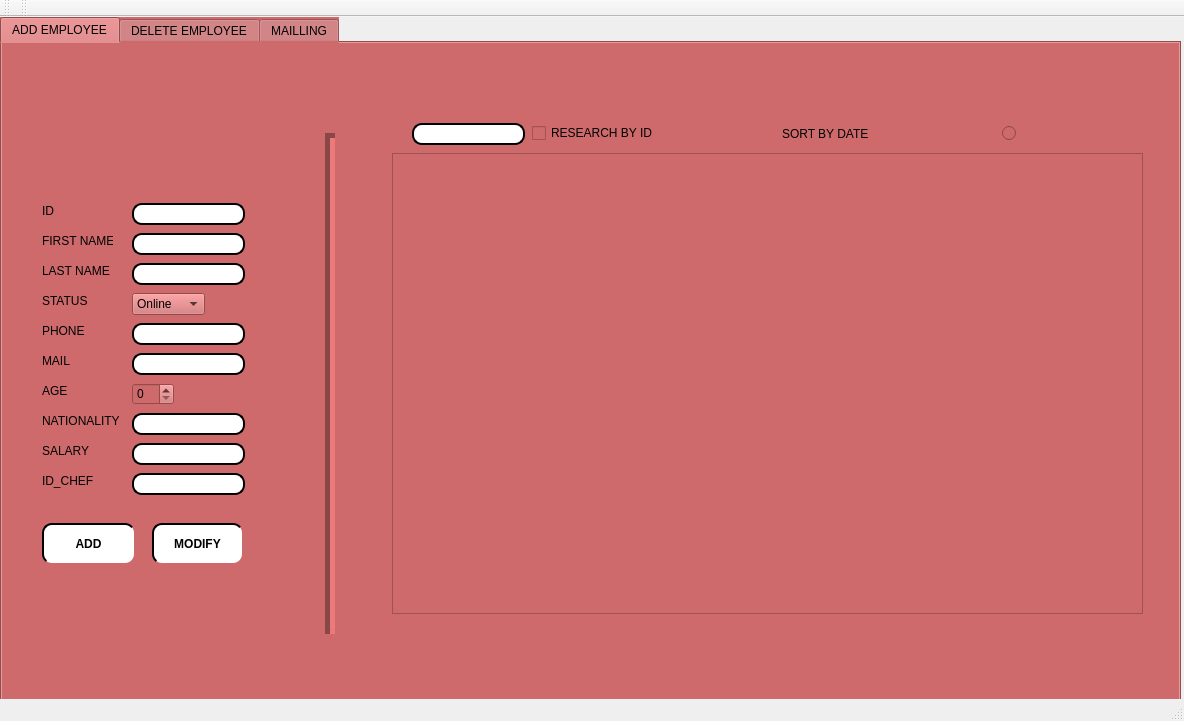
First picture: the form in mainwindow.ui, repository nessimayadi12/Smart_Business_Agency, before the edit.
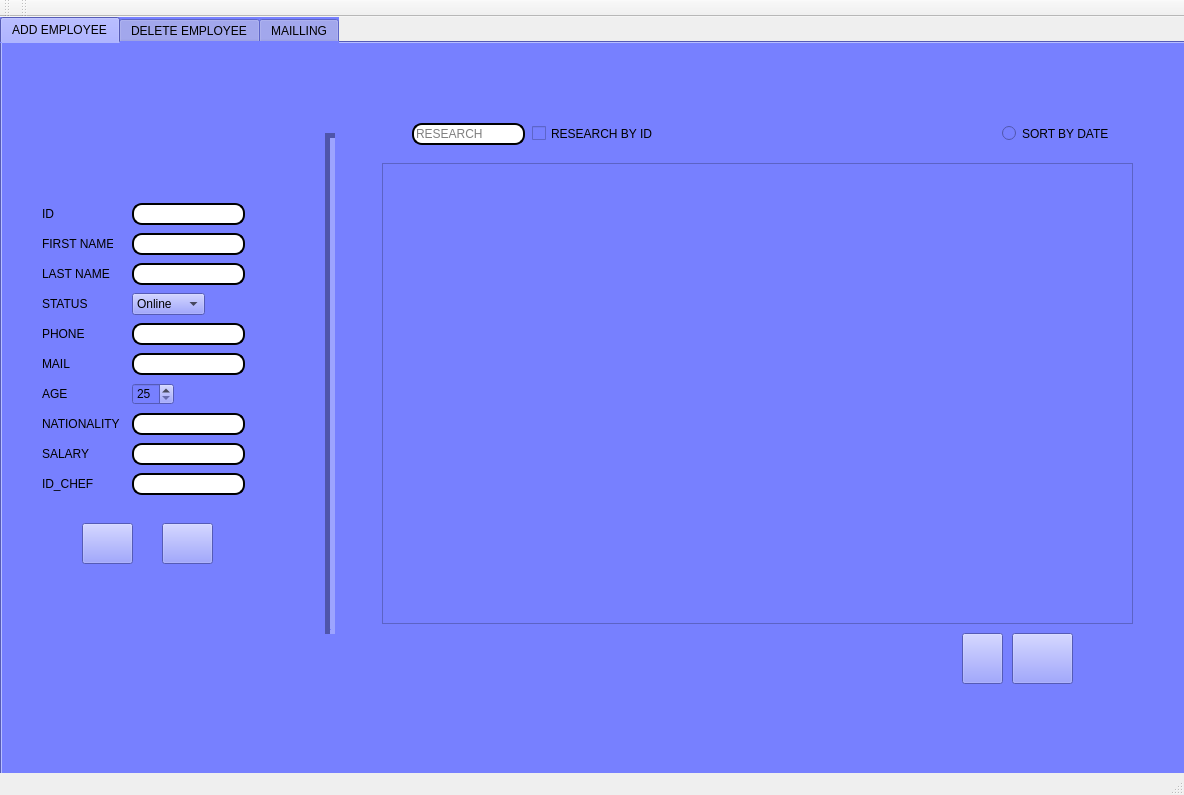
Second picture: the form after the edit. The open tabs and pages were chosen to show the change. Icons and pictures are not drawn.

```diff
--- a/mainwindow.ui
+++ b/mainwindow.ui
@@ -7,7 +7,7 @@
     <x>0</x>
     <y>0</y>
     <width>1184</width>
-    <height>721</height>
+    <height>795</height>
    </rect>
   </property>
   <property name="windowTitle">
@@ -19,8 +19,8 @@
      <rect>
       <x>0</x>
       <y>0</y>
-      <width>1181</width>
-      <height>741</height>
+      <width>1201</width>
+      <height>771</height>
      </rect>
     </property>
     <property name="palette">
@@ -38,9 +38,9 @@
        <colorrole role="Button">
         <brush brushstyle="SolidPattern">
          <color alpha="255">
-          <red>206</red>
-          <green>106</green>
-          <blue>107</blue>
+          <red>119</red>
+          <green>128</green>
+          <blue>255</blue>
          </color>
         </brush>
        </colorrole>
@@ -110,18 +110,18 @@
        <colorrole role="Base">
         <brush brushstyle="SolidPattern">
          <color alpha="255">
-          <red>206</red>
-          <green>106</green>
-          <blue>107</blue>
+          <red>119</red>
+          <green>128</green>
+          <blue>255</blue>
          </color>
         </brush>
        </colorrole>
        <colorrole role="Window">
         <brush brushstyle="SolidPattern">
          <color alpha="255">
-          <red>206</red>
-          <green>106</green>
-          <blue>107</blue>
+          <red>119</red>
+          <green>128</green>
+          <blue>255</blue>
          </color>
         </brush>
        </colorrole>
@@ -184,9 +184,9 @@
        <colorrole role="Button">
         <brush brushstyle="SolidPattern">
          <color alpha="255">
-          <red>206</red>
-          <green>106</green>
-          <blue>107</blue>
+          <red>119</red>
+          <green>128</green>
+          <blue>255</blue>
          </color>
         </brush>
        </colorrole>
@@ -256,18 +256,18 @@
        <colorrole role="Base">
         <brush brushstyle="SolidPattern">
          <color alpha="255">
-          <red>206</red>
-          <green>106</green>
-          <blue>107</blue>
+          <red>119</red>
+          <green>128</green>
+          <blue>255</blue>
          </color>
         </brush>
        </colorrole>
        <colorrole role="Window">
         <brush brushstyle="SolidPattern">
          <color alpha="255">
-          <red>206</red>
-          <green>106</green>
-          <blue>107</blue>
+          <red>119</red>
+          <green>128</green>
+          <blue>255</blue>
          </color>
         </brush>
        </colorrole>
@@ -330,9 +330,9 @@
        <colorrole role="Button">
         <brush brushstyle="SolidPattern">
          <color alpha="255">
-          <red>206</red>
-          <green>106</green>
-          <blue>107</blue>
+          <red>119</red>
+          <green>128</green>
+          <blue>255</blue>
          </color>
         </brush>
        </colorrole>
@@ -402,18 +402,18 @@
        <colorrole role="Base">
         <brush brushstyle="SolidPattern">
          <color alpha="255">
-          <red>206</red>
-          <green>106</green>
-          <blue>107</blue>
+          <red>119</red>
+          <green>128</green>
+          <blue>255</blue>
          </color>
         </brush>
        </colorrole>
        <colorrole role="Window">
         <brush brushstyle="SolidPattern">
          <color alpha="255">
-          <red>206</red>
-          <green>106</green>
-          <blue>107</blue>
+          <red>119</red>
+          <green>128</green>
+          <blue>255</blue>
          </color>
         </brush>
        </colorrole>
@@ -469,8 +469,7 @@
      <string>&lt;html&gt;&lt;head/&gt;&lt;body&gt;&lt;p&gt;background-color: rgb(255, 255, 255);&lt;/p&gt;&lt;p&gt;    border-style: outset;&lt;/p&gt;&lt;p&gt;    border-width: 2px;&lt;/p&gt;&lt;p&gt;    border-radius: 10px;&lt;/p&gt;&lt;p/&gt;&lt;/body&gt;&lt;/html&gt;</string>
     </property>
     <property name="styleSheet">
-     <string notr="true">
-background-color: rgb(206, 106, 107);</string>
+     <string notr="true">background-color: rgb(119, 128, 255);</string>
     </property>
     <property name="currentIndex">
      <number>0</number>
@@ -482,8 +481,8 @@
      <widget class="QTableView" name="tableView">
       <property name="geometry">
        <rect>
-        <x>390</x>
-        <y>110</y>
+        <x>380</x>
+        <y>120</y>
         <width>751</width>
         <height>461</height>
        </rect>
@@ -619,8 +618,8 @@
        <rect>
         <x>40</x>
         <y>160</y>
-        <width>56</width>
-        <height>16</height>
+        <width>71</width>
+        <height>21</height>
        </rect>
       </property>
       <property name="palette">
@@ -638,9 +637,9 @@
          <colorrole role="Button">
           <brush brushstyle="SolidPattern">
            <color alpha="255">
-            <red>206</red>
-            <green>106</green>
-            <blue>107</blue>
+            <red>119</red>
+            <green>128</green>
+            <blue>255</blue>
            </color>
           </brush>
          </colorrole>
@@ -710,18 +709,18 @@
          <colorrole role="Base">
           <brush brushstyle="SolidPattern">
            <color alpha="255">
-            <red>206</red>
-            <green>106</green>
-            <blue>107</blue>
+            <red>119</red>
+            <green>128</green>
+            <blue>255</blue>
            </color>
           </brush>
          </colorrole>
          <colorrole role="Window">
           <brush brushstyle="SolidPattern">
            <color alpha="255">
-            <red>206</red>
-            <green>106</green>
-            <blue>107</blue>
+            <red>119</red>
+            <green>128</green>
+            <blue>255</blue>
            </color>
           </brush>
          </colorrole>
@@ -784,9 +783,9 @@
          <colorrole role="Button">
           <brush brushstyle="SolidPattern">
            <color alpha="255">
-            <red>206</red>
-            <green>106</green>
-            <blue>107</blue>
+            <red>119</red>
+            <green>128</green>
+            <blue>255</blue>
            </color>
           </brush>
          </colorrole>
@@ -856,18 +855,18 @@
          <colorrole role="Base">
           <brush brushstyle="SolidPattern">
            <color alpha="255">
-            <red>206</red>
-            <green>106</green>
-            <blue>107</blue>
+            <red>119</red>
+            <green>128</green>
+            <blue>255</blue>
            </color>
           </brush>
          </colorrole>
          <colorrole role="Window">
           <brush brushstyle="SolidPattern">
            <color alpha="255">
-            <red>206</red>
-            <green>106</green>
-            <blue>107</blue>
+            <red>119</red>
+            <green>128</green>
+            <blue>255</blue>
            </color>
           </brush>
          </colorrole>
@@ -930,9 +929,9 @@
          <colorrole role="Button">
           <brush brushstyle="SolidPattern">
            <color alpha="255">
-            <red>206</red>
-            <green>106</green>
-            <blue>107</blue>
+            <red>119</red>
+            <green>128</green>
+            <blue>255</blue>
            </color>
           </brush>
          </colorrole>
@@ -1002,18 +1001,18 @@
          <colorrole role="Base">
           <brush brushstyle="SolidPattern">
            <color alpha="255">
-            <red>206</red>
-            <green>106</green>
-            <blue>107</blue>
+            <red>119</red>
+            <green>128</green>
+            <blue>255</blue>
            </color>
           </brush>
          </colorrole>
          <colorrole role="Window">
           <brush brushstyle="SolidPattern">
            <color alpha="255">
-            <red>206</red>
-            <green>106</green>
-            <blue>107</blue>
+            <red>119</red>
+            <green>128</green>
+            <blue>255</blue>
            </color>
           </brush>
          </colorrole>
@@ -1075,7 +1074,7 @@
         <x>40</x>
         <y>190</y>
         <width>71</width>
-        <height>16</height>
+        <height>21</height>
        </rect>
       </property>
       <property name="text">
@@ -1088,7 +1087,7 @@
         <x>40</x>
         <y>220</y>
         <width>71</width>
-        <height>16</height>
+        <height>21</height>
        </rect>
       </property>
       <property name="text">
@@ -1100,8 +1099,8 @@
        <rect>
         <x>40</x>
         <y>340</y>
-        <width>56</width>
-        <height>16</height>
+        <width>61</width>
+        <height>21</height>
        </rect>
       </property>
       <property name="text">
@@ -1113,8 +1112,8 @@
        <rect>
         <x>40</x>
         <y>400</y>
-        <width>56</width>
-        <height>16</height>
+        <width>61</width>
+        <height>21</height>
        </rect>
       </property>
       <property name="text">
@@ -1127,7 +1126,7 @@
         <x>40</x>
         <y>370</y>
         <width>111</width>
-        <height>16</height>
+        <height>21</height>
        </rect>
       </property>
       <property name="text">
@@ -1139,8 +1138,8 @@
        <rect>
         <x>40</x>
         <y>280</y>
-        <width>56</width>
-        <height>16</height>
+        <width>61</width>
+        <height>21</height>
        </rect>
       </property>
       <property name="text">
@@ -1152,8 +1151,8 @@
        <rect>
         <x>40</x>
         <y>310</y>
-        <width>56</width>
-        <height>16</height>
+        <width>61</width>
+        <height>21</height>
        </rect>
       </property>
       <property name="text">
@@ -1165,8 +1164,8 @@
        <rect>
         <x>40</x>
         <y>250</y>
-        <width>56</width>
-        <height>16</height>
+        <width>61</width>
+        <height>21</height>
        </rect>
       </property>
       <property name="text">
@@ -1178,8 +1177,8 @@
        <rect>
         <x>40</x>
         <y>430</y>
-        <width>56</width>
-        <height>16</height>
+        <width>61</width>
+        <height>21</height>
        </rect>
       </property>
       <property name="text">
@@ -1644,6 +1643,9 @@
     border-radius: 10px;
  </string>
       </property>
+      <property name="placeholderText">
+       <string/>
+      </property>
      </widget>
      <widget class="QLineEdit" name="lineNom_E">
       <property name="geometry">
@@ -1661,6 +1663,9 @@
     border-radius: 10px;
  </string>
       </property>
+      <property name="placeholderText">
+       <string/>
+      </property>
      </widget>
      <widget class="QLineEdit" name="linePrenom_E">
       <property name="geometry">
@@ -1715,6 +1720,9 @@
     border-radius: 10px;
  </string>
       </property>
+      <property name="placeholderText">
+       <string/>
+      </property>
      </widget>
      <widget class="QLineEdit" name="lineMail_E">
       <property name="geometry">
@@ -1742,6 +1750,15 @@
         <height>22</height>
        </rect>
       </property>
+      <property name="minimum">
+       <number>25</number>
+      </property>
+      <property name="maximum">
+       <number>60</number>
+      </property>
+      <property name="value">
+       <number>25</number>
+      </property>
      </widget>
      <widget class="QLineEdit" name="lineNat_E">
       <property name="geometry">
@@ -1759,6 +1776,9 @@
     border-radius: 10px;
  </string>
       </property>
+      <property name="placeholderText">
+       <string/>
+      </property>
      </widget>
      <widget class="QLineEdit" name="lineSalaire_E">
       <property name="geometry">
@@ -1776,6 +1796,9 @@
     border-radius: 10px;
  </string>
       </property>
+      <property name="placeholderText">
+       <string/>
+      </property>
      </widget>
      <widget class="QLineEdit" name="lineID_chef">
       <property name="geometry">
@@ -1797,9 +1820,9 @@
      <widget class="QPushButton" name="modify">
       <property name="geometry">
        <rect>
-        <x>150</x>
+        <x>160</x>
         <y>480</y>
-        <width>91</width>
+        <width>51</width>
         <height>41</height>
        </rect>
       </property>
@@ -1819,23 +1842,19 @@
        <enum>Qt::ClickFocus</enum>
       </property>
       <property name="styleSheet">
-       <string notr="true">background-color: rgb(255, 255, 255);
-    border-style: outset;
-    border-width: 2px;
-    border-radius: 10px;
- </string>
+       <string notr="true">border-image: url(:/images/usermodify.png);</string>
       </property>
       <property name="text">
-       <string>MODIFY</string>
+       <string/>
       </property>
      </widget>
      <widget class="QLabel" name="label_13">
       <property name="geometry">
        <rect>
-        <x>40</x>
-        <y>560</y>
-        <width>81</width>
-        <height>71</height>
+        <x>50</x>
+        <y>580</y>
+        <width>121</width>
+        <height>131</height>
        </rect>
       </property>
       <property name="text">
@@ -1851,9 +1870,9 @@
      <widget class="QPushButton" name="pushButton">
       <property name="geometry">
        <rect>
-        <x>40</x>
+        <x>80</x>
         <y>480</y>
-        <width>93</width>
+        <width>51</width>
         <height>41</height>
        </rect>
       </property>
@@ -1867,14 +1886,10 @@
        <cursorShape>PointingHandCursor</cursorShape>
       </property>
       <property name="styleSheet">
-       <string notr="true">background-color: rgb(255, 255, 255);
-    border-style: outset;
-    border-width: 2px;
-    border-radius: 10px;
- </string>
+       <string notr="true">border-image: url(:/images/useradd.png);</string>
       </property>
       <property name="text">
-       <string>ADD</string>
+       <string/>
       </property>
      </widget>
      <widget class="Line" name="line">
@@ -1905,7 +1920,7 @@
         <x>530</x>
         <y>80</y>
         <width>131</width>
-        <height>20</height>
+        <height>21</height>
        </rect>
       </property>
       <property name="text">
@@ -1928,18 +1943,8 @@
     border-radius: 10px;
  </string>
       </property>
-     </widget>
-     <widget class="QPushButton" name="refresh">
-      <property name="geometry">
-       <rect>
-        <x>1092</x>
-        <y>510</y>
-        <width>31</width>
-        <height>31</height>
-       </rect>
-      </property>
-      <property name="text">
-       <string/>
+      <property name="placeholderText">
+       <string>RESEARCH</string>
       </property>
      </widget>
      <widget class="QRadioButton" name="radioButton">
@@ -1948,7 +1953,7 @@
         <x>1000</x>
         <y>80</y>
         <width>121</width>
-        <height>20</height>
+        <height>21</height>
        </rect>
       </property>
       <property name="text">
@@ -1958,7 +1963,7 @@
      <widget class="QLabel" name="label_14">
       <property name="geometry">
        <rect>
-        <x>780</x>
+        <x>1020</x>
         <y>80</y>
         <width>101</width>
         <height>21</height>
@@ -1968,36 +1973,56 @@
        <string>SORT BY DATE</string>
       </property>
      </widget>
-     <zorder>refresh</zorder>
-     <zorder>tableView</zorder>
-     <zorder>label</zorder>
-     <zorder>label_2</zorder>
-     <zorder>label_3</zorder>
-     <zorder>label_4</zorder>
-     <zorder>label_5</zorder>
-     <zorder>label_6</zorder>
-     <zorder>label_7</zorder>
-     <zorder>label_8</zorder>
-     <zorder>label_9</zorder>
-     <zorder>label_10</zorder>
-     <zorder>lineID_E</zorder>
-     <zorder>lineNom_E</zorder>
-     <zorder>linePrenom_E</zorder>
-     <zorder>combo_status</zorder>
-     <zorder>linePhone_E</zorder>
-     <zorder>lineMail_E</zorder>
-     <zorder>spinAge_E</zorder>
-     <zorder>lineNat_E</zorder>
-     <zorder>lineSalaire_E</zorder>
-     <zorder>lineID_chef</zorder>
-     <zorder>modify</zorder>
-     <zorder>label_13</zorder>
-     <zorder>pushButton</zorder>
-     <zorder>line</zorder>
-     <zorder>checkBox</zorder>
-     <zorder>line_research</zorder>
-     <zorder>radioButton</zorder>
-     <zorder>label_14</zorder>
+     <widget class="QPushButton" name="pushButton_3">
+      <property name="geometry">
+       <rect>
+        <x>1010</x>
+        <y>590</y>
+        <width>61</width>
+        <height>51</height>
+       </rect>
+      </property>
+      <property name="font">
+       <font>
+        <weight>75</weight>
+        <bold>true</bold>
+       </font>
+      </property>
+      <property name="cursor">
+       <cursorShape>PointingHandCursor</cursorShape>
+      </property>
+      <property name="styleSheet">
+       <string notr="true">border-image: url(:/images/pdficon.png);</string>
+      </property>
+      <property name="text">
+       <string/>
+      </property>
+     </widget>
+     <widget class="QPushButton" name="pushButton_4">
+      <property name="geometry">
+       <rect>
+        <x>960</x>
+        <y>590</y>
+        <width>41</width>
+        <height>51</height>
+       </rect>
+      </property>
+      <property name="font">
+       <font>
+        <weight>75</weight>
+        <bold>true</bold>
+       </font>
+      </property>
+      <property name="cursor">
+       <cursorShape>PointingHandCursor</cursorShape>
+      </property>
+      <property name="styleSheet">
+       <string notr="true">border-image: url(:/images/staticon.png);</string>
+      </property>
+      <property name="text">
+       <string/>
+      </property>
+     </widget>
     </widget>
     <widget class="QWidget" name="tab_3">
      <attribute name="title">
```
Left out of the diff: 165 changed lines with no effect on the pictures.
